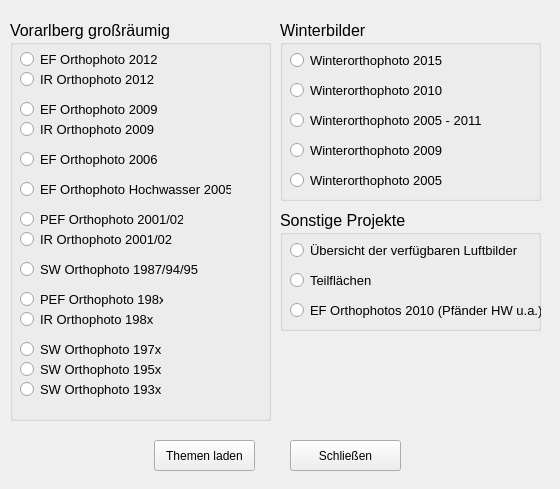
Above: tools/gui_luftbilder.ui from klausib/VogisMenu before the change. Below: the same form after it.
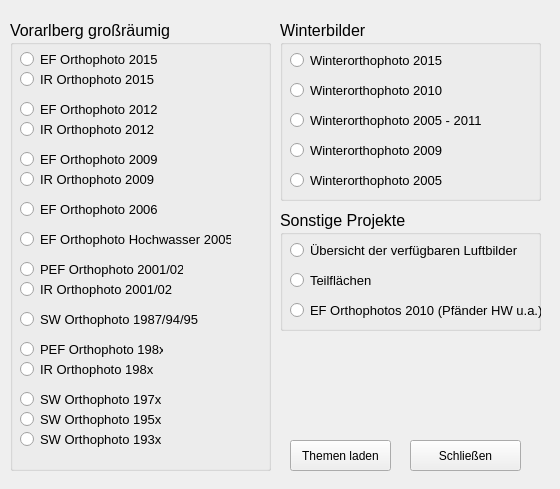
That is the form after the change.

Commit message: Update Wasser und Luftbilder

Patch:
```diff
--- a/tools/gui_luftbilder.ui
+++ b/tools/gui_luftbilder.ui
@@ -19,7 +19,7 @@
      <x>10</x>
      <y>20</y>
      <width>261</width>
-     <height>401</height>
+     <height>451</height>
     </rect>
    </property>
    <property name="font">
@@ -34,7 +34,7 @@
     <property name="geometry">
      <rect>
       <x>10</x>
-      <y>270</y>
+      <y>320</y>
       <width>143</width>
       <height>19</height>
      </rect>
@@ -55,7 +55,7 @@
     <property name="geometry">
      <rect>
       <x>10</x>
-      <y>210</y>
+      <y>260</y>
       <width>163</width>
       <height>19</height>
      </rect>
@@ -76,7 +76,7 @@
     <property name="geometry">
      <rect>
       <x>10</x>
-      <y>240</y>
+      <y>290</y>
       <width>181</width>
       <height>18</height>
      </rect>
@@ -97,7 +97,7 @@
     <property name="geometry">
      <rect>
       <x>10</x>
-      <y>340</y>
+      <y>390</y>
       <width>142</width>
       <height>19</height>
      </rect>
@@ -118,7 +118,7 @@
     <property name="geometry">
      <rect>
       <x>10</x>
-      <y>190</y>
+      <y>240</y>
       <width>163</width>
       <height>19</height>
      </rect>
@@ -139,7 +139,7 @@
     <property name="geometry">
      <rect>
       <x>10</x>
-      <y>320</y>
+      <y>370</y>
       <width>142</width>
       <height>18</height>
      </rect>
@@ -160,7 +160,7 @@
     <property name="geometry">
      <rect>
       <x>10</x>
-      <y>160</y>
+      <y>210</y>
       <width>211</width>
       <height>18</height>
      </rect>
@@ -181,7 +181,7 @@
     <property name="geometry">
      <rect>
       <x>10</x>
-      <y>130</y>
+      <y>180</y>
       <width>141</width>
       <height>18</height>
      </rect>
@@ -202,7 +202,7 @@
     <property name="geometry">
      <rect>
       <x>10</x>
-      <y>100</y>
+      <y>150</y>
       <width>137</width>
       <height>19</height>
      </rect>
@@ -223,7 +223,7 @@
     <property name="geometry">
      <rect>
       <x>10</x>
-      <y>80</y>
+      <y>130</y>
       <width>137</width>
       <height>19</height>
      </rect>
@@ -244,7 +244,7 @@
     <property name="geometry">
      <rect>
       <x>10</x>
-      <y>290</y>
+      <y>340</y>
       <width>143</width>
       <height>19</height>
      </rect>
@@ -265,7 +265,7 @@
     <property name="geometry">
      <rect>
       <x>10</x>
-      <y>50</y>
+      <y>100</y>
       <width>137</width>
       <height>19</height>
      </rect>
@@ -286,7 +286,7 @@
     <property name="geometry">
      <rect>
       <x>10</x>
-      <y>30</y>
+      <y>80</y>
       <width>137</width>
       <height>19</height>
      </rect>
@@ -307,7 +307,7 @@
     <property name="geometry">
      <rect>
       <x>10</x>
-      <y>360</y>
+      <y>410</y>
       <width>142</width>
       <height>18</height>
      </rect>
@@ -324,6 +324,48 @@
      <string>buttonGroup</string>
     </attribute>
    </widget>
+   <widget class="QRadioButton" name="ef2015">
+    <property name="geometry">
+     <rect>
+      <x>10</x>
+      <y>30</y>
+      <width>137</width>
+      <height>19</height>
+     </rect>
+    </property>
+    <property name="font">
+     <font>
+      <pointsize>10</pointsize>
+     </font>
+    </property>
+    <property name="text">
+     <string>EF Orthophoto 2015</string>
+    </property>
+    <attribute name="buttonGroup">
+     <string>buttonGroup</string>
+    </attribute>
+   </widget>
+   <widget class="QRadioButton" name="ir2015">
+    <property name="geometry">
+     <rect>
+      <x>10</x>
+      <y>50</y>
+      <width>137</width>
+      <height>19</height>
+     </rect>
+    </property>
+    <property name="font">
+     <font>
+      <pointsize>10</pointsize>
+     </font>
+    </property>
+    <property name="text">
+     <string>IR Orthophoto 2015</string>
+    </property>
+    <attribute name="buttonGroup">
+     <string>buttonGroup</string>
+    </attribute>
+   </widget>
   </widget>
   <widget class="QGroupBox" name="groupBox_2">
    <property name="geometry">
@@ -532,7 +574,7 @@
   <widget class="QPushButton" name="btnOK">
    <property name="geometry">
     <rect>
-     <x>154</x>
+     <x>290</x>
      <y>440</y>
      <width>101</width>
      <height>31</height>
@@ -545,7 +587,7 @@
   <widget class="QPushButton" name="btnCancel">
    <property name="geometry">
     <rect>
-     <x>290</x>
+     <x>410</x>
      <y>440</y>
      <width>111</width>
      <height>31</height>
```
The commit also changes 7 other files.
